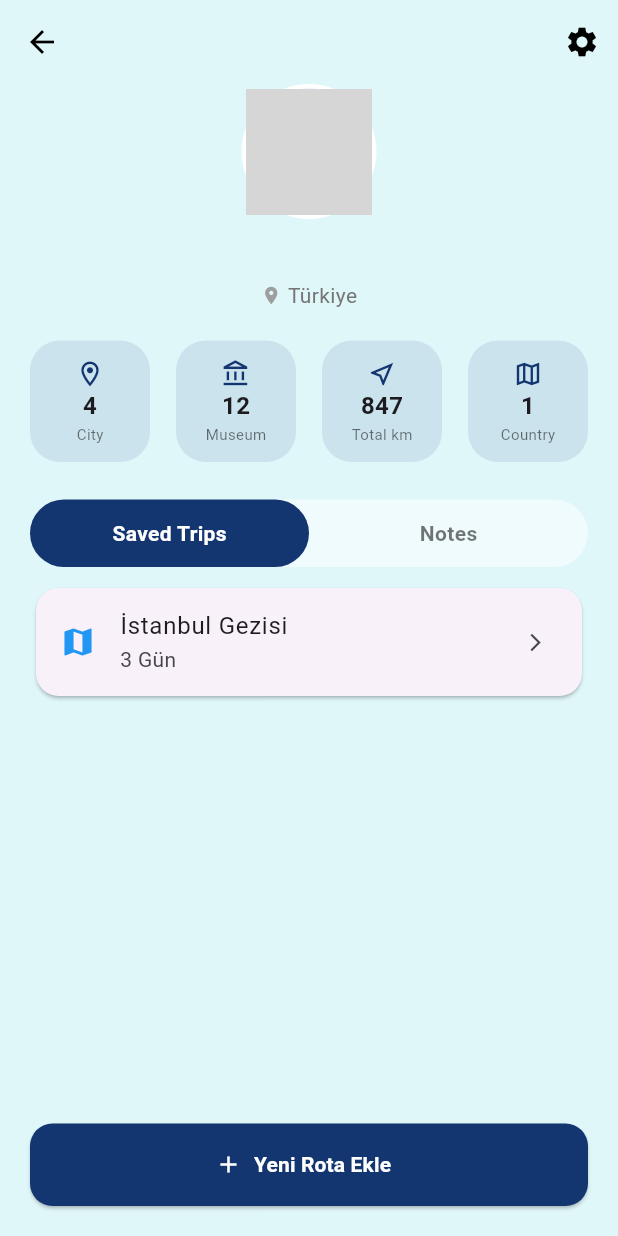
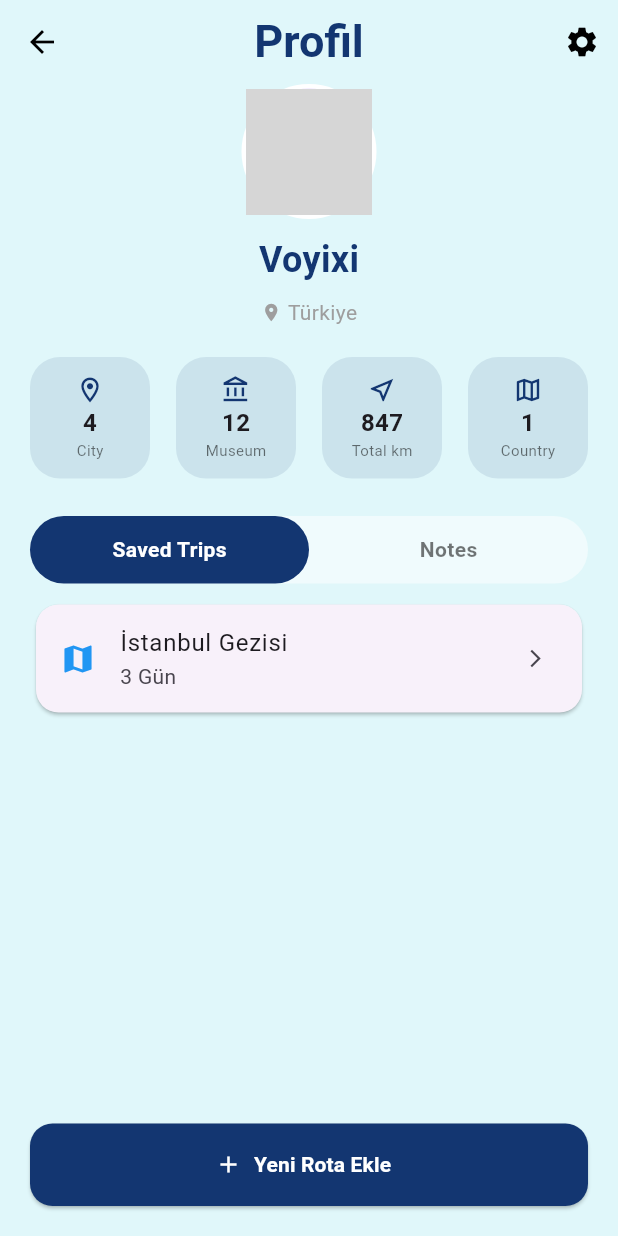
Before and after one commit to Aylinbaki/Voyixi, a Flutter app: the HomeScreen screen opened by its route, after a tap on "Profil", on a phone screen of 412 x 824 dp. Run offline on Flutter 3.47's test engine with Material 3 defaults, Android fonts, the phone set to English and light mode, and no system bars; our stand-ins replace cloud_firestore, firebase_auth, firebase_core, google_sign_in, image_picker, smooth_page_indicator; accounts and stored records are empty; network calls fail; grey boxes are pictures that could not be loaded.

Commit message:
feat: fixed the user name and save

```diff
--- a/lib/screens/edit_profile_screen.dart
+++ b/lib/screens/edit_profile_screen.dart
@@ -98,10 +98,31 @@ class _EditProfileScreenState extends State<EditProfileScreen> {
               width: double.infinity,
               height: 55,
               child: ElevatedButton(
-                onPressed: () {
-                  // İleride buraya user.updateDisplayName eklenecek
-                  Navigator.pop(context);
+                onPressed: () async {
+                  try {
+                    // 1. Firebase üzerindeki displayName'i TextField'daki veriyle güncelle
+                    await user?.updateDisplayName(_nameController.text);
+                    // 2. Güncel veriyi yerel kullanıcı objesine çekmek için reload et
+                    await user?.reload();
+                    if (mounted) {
+                      ScaffoldMessenger.of(context).showSnackBar(
+                        const SnackBar(
+                          content: Text("Profil başarıyla güncellendi!"),
+                          backgroundColor: Colors.green,
+                        ),
+                      );
+                    }
+                    // 3. Profil sayfasına geri dön
+                    Navigator.pop(context);
+                  } catch (e) {
+                    if (mounted) {
+                      ScaffoldMessenger.of(context).showSnackBar(
+                        SnackBar(content: Text("Hata oluştu: $e")),
+                      );
+                    }
+                  }
                 },
+
                 style: ElevatedButton.styleFrom(
                   backgroundColor: const Color(0xFF133671),
                   shape: RoundedRectangleBorder(
--- a/lib/screens/home_screen.dart
+++ b/lib/screens/home_screen.dart
@@ -17,11 +17,18 @@ class _HomeScreenState extends State<HomeScreen> {
   User? get _currentUser => FirebaseAuth.instance.currentUser;
   String get _userName {
     final user = _currentUser;
-    if (user == null) return 'Gezgin';
-    if (user.displayName != null && user.displayName!.isNotEmpty) {
+
+    if (user == null) return 'Voyixi';
+    // 1. Önce İsim (displayName) kontrolü
+    if (user.displayName != null && user.displayName!.trim().isNotEmpty) {
       return user.displayName!;
     }
-    return user.email?.split('@').first ?? 'Gezgin';
+    // 2. İsim yoksa Email parçala
+    if (user.email != null && user.email!.isNotEmpty) {
+      return user.email!.split('@').first;
+    }
+    // 3. Hiçbiri yoksa (Fallback)
+    return 'Voyixi';
   }
 
   String? get _userPhotoUrl => _currentUser?.photoURL;
--- a/lib/screens/profile_screen.dart
+++ b/lib/screens/profile_screen.dart
@@ -185,7 +185,15 @@ void _showAddNoteSheet() {
       backgroundColor: const Color(0xFFE0F7FA),
       appBar: AppBar(
         backgroundColor: Colors.transparent,
-        elevation: 0,
+        elevation: 0, title: const Text(
+          "Profil",
+          style: TextStyle(
+            color: Color(0xFF133671),
+            fontWeight: FontWeight.bold,
+            fontSize: 30,
+          ),
+        ),
+        centerTitle: true,
         leading: IconButton(icon: const Icon(Icons.arrow_back, color: Colors.black), onPressed: () => Navigator.pop(context)),
         actions: [IconButton(onPressed: () {
           Navigator.push(
@@ -225,17 +233,29 @@ void _showAddNoteSheet() {
           ),
         ),
         const SizedBox(height: 10),
-        // Firebase'den isim alıyor, yoksa "Gezgin" yazıyor
         Text(
-          user?.displayName ?? "Gezgin Voyixi",
-          style: const TextStyle(fontSize: 22, fontWeight: FontWeight.bold, color: Color(0xFF133671)),
+          // 1. Önce displayName kontrolü
+          (user?.displayName != null && user!.displayName!.trim().isNotEmpty)
+              ? user!.displayName!
+          // 2. İsim yoksa Email parçala
+              : (user?.email != null && user!.email!.isNotEmpty)
+              ? user!.email!.split('@').first
+          // 3. Hiçbiri yoksa "Voyixi"
+              : "Voyixi",
+          style: const TextStyle(
+            fontSize: 24,
+            fontWeight: FontWeight.bold,
+            color: Color(0xFF133671),
+          ),
         ),
-        Row(
+        const SizedBox(height: 8),
+        const Row(
           mainAxisAlignment: MainAxisAlignment.center,
           children: [
-            const Icon(Icons.location_on, size: 14, color: Colors.grey),
-            const SizedBox(width: 4),
-            Text("Türkiye", style: TextStyle(color: Colors.grey[600], fontSize: 14)),
+            Icon(Icons.location_on, size: 14, color: Colors.grey),
+            SizedBox(width: 4),
+            Text("Türkiye", style: TextStyle(color: Colors.grey, fontSize: 14),
+            ),
           ],
         ),
       ],
```
